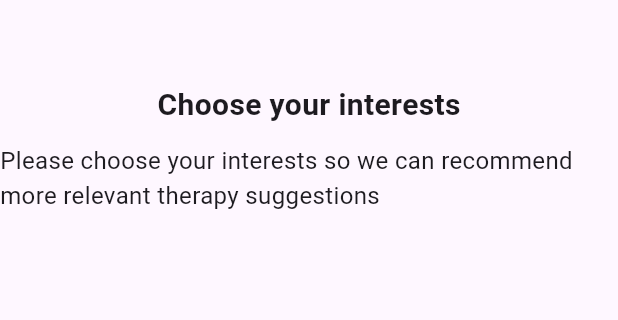
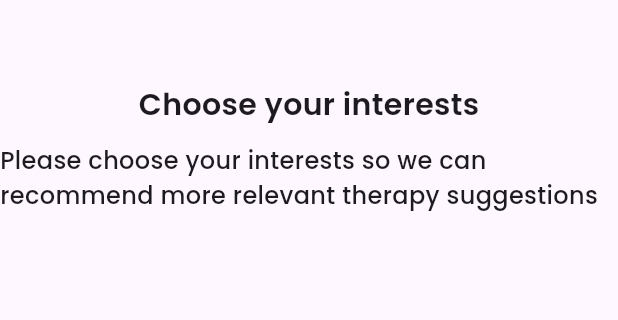
Before and after one commit to Team-CURLYBRACES/SoulNest, a Flutter app: the screen it shows after launch, on a phone screen of 412 x 824 dp, the part 554-874 px from its top. Run offline on Flutter 3.47's test engine with Material 3 defaults, Android fonts, the phone set to English and light mode, and no system bars.

Commit message:
changed the font family to poppins

```diff
--- a/lib/screens/signup_interests.dart
+++ b/lib/screens/signup_interests.dart
@@ -18,9 +18,9 @@ class SignUp_Interests extends StatelessWidget {
               const Text(
                 "Choose your interests",
                 style: TextStyle(
-                  fontFamily: "poppins",
+                  fontFamily: "Poppins",
                   fontSize: 20,
-                  fontWeight: FontWeight.bold,
+                  fontWeight: FontWeight.w600,
                 ),
               ),
 
@@ -29,9 +29,9 @@ class SignUp_Interests extends StatelessWidget {
               const Text(
                 "Please choose your interests so we can recommend more relevant therapy suggestions  ",
                 style: TextStyle(
-                  //fontFamily: "Poppins",
+                  fontFamily: "Poppins",
                   fontSize: 16,
-                  fontWeight: FontWeight.normal,
+                  fontWeight: FontWeight.w500,
                 ),
               ),
 
--- a/lib/themes/textstyles.dart
+++ /dev/null
@@ -1,5 +0,0 @@
-import 'package:flutter/material.dart';
-
-ThemeData textstyles = ThemeData(
-
-);
```
Also changed, not shown: pubspec.yaml (+16 -17 lines), fonts/Poppins-Bold.ttf (added), fonts/Poppins-ExtraBold.ttf (added), fonts/Poppins-Light.ttf (added), fonts/Poppins-Medium.ttf (added), fonts/Poppins-Regular.ttf (added), fonts/Poppins-SemiBold.ttf (added).
